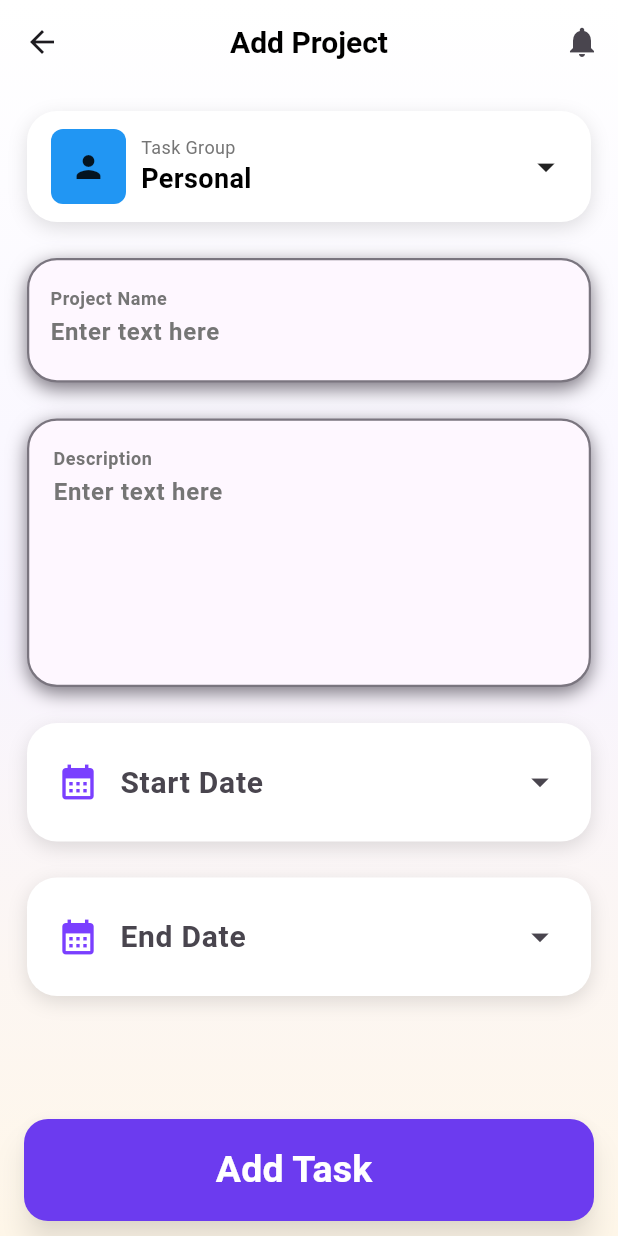
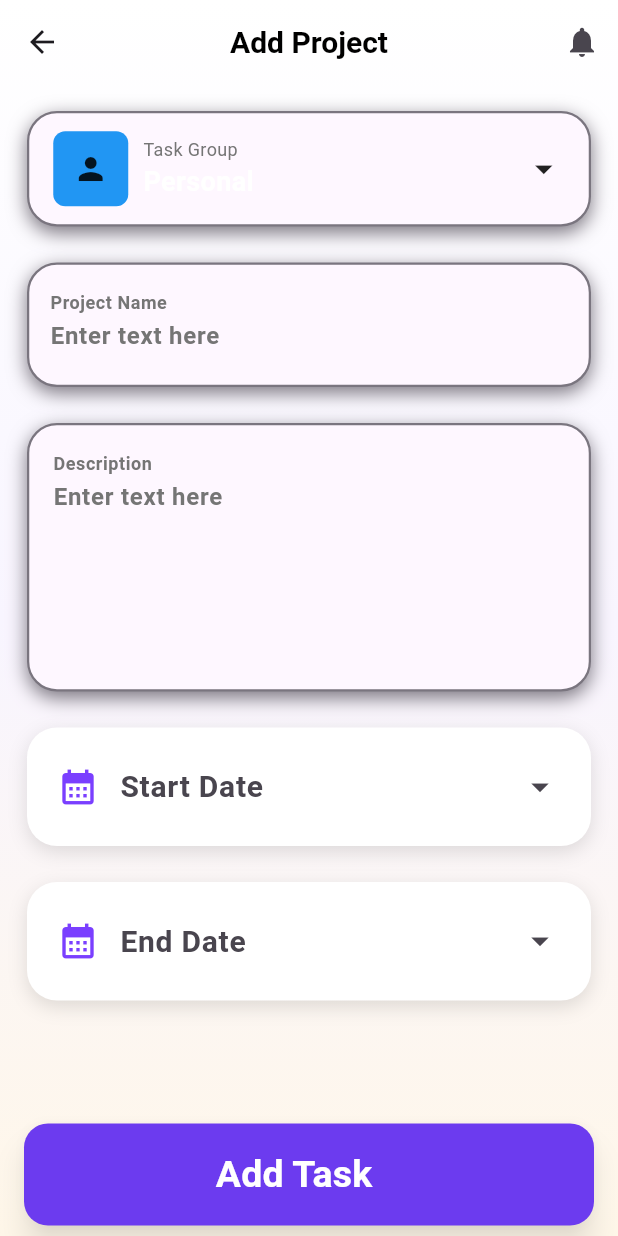
Before and after one commit to LucHo251025/Task-Manager-App, a Flutter app: the screen it shows after launch, on a phone screen of 412 x 824 dp. Run offline on Flutter 3.47's test engine with Material 3 defaults, Android fonts, the phone set to English and light mode, and no system bars; our stand-ins replace flutter_bloc, font_awesome_flutter; Roboto replaces fonts that are missing (Urbanist).

Commit message:
style: add boder select_task_group

```diff
--- a/lib/features/task/presentation/widgets/selected_task_group_card.dart
+++ b/lib/features/task/presentation/widgets/selected_task_group_card.dart
@@ -19,6 +19,7 @@ class _SelectedTaskGroupCardState extends State<SelectedTaskGroupCard> {
   late TaskGroupEntity selected = widget.groups.first;
   bool isExpanded = false;
 
+
   @override
   void initState() {
     super.initState();
@@ -35,6 +36,8 @@ class _SelectedTaskGroupCardState extends State<SelectedTaskGroupCard> {
 
   @override
   Widget build(BuildContext context) {
+    final theme = Theme.of(context);
+    final colors = theme.colorScheme;
     return Column(
       children: [
         GestureDetector(
@@ -43,16 +46,21 @@ class _SelectedTaskGroupCardState extends State<SelectedTaskGroupCard> {
             margin: const EdgeInsets.all(2),
             padding: const EdgeInsets.symmetric(horizontal: 16, vertical: 12),
             decoration: BoxDecoration(
-              color: Colors.white,
+              color: theme.colorScheme.surface,
               borderRadius: BorderRadius.circular(20),
-              boxShadow: const [
+              boxShadow: [
                 BoxShadow(
-                  color: Colors.black12,
+                  color: theme.colorScheme.outline,
                   blurRadius: 10,
                   offset: Offset(0, 4),
                 ),
               ],
+              border: Border.all(
+                color: Theme.of(context).colorScheme.outline, // màu viền
+                width: 1.5, // độ dày viền
+              ),
             ),
+
             child: Row(
               mainAxisAlignment: MainAxisAlignment.spaceBetween,
               children: [
@@ -76,7 +84,8 @@ class _SelectedTaskGroupCardState extends State<SelectedTaskGroupCard> {
                             style: TextStyle(
                                 fontSize: 12, color: Colors.grey[600])),
                         Text(selected.name,
-                            style: const TextStyle(
+                            style: TextStyle(
+                              color: theme.colorScheme.onSecondary,
                                 fontSize: 18, fontWeight: FontWeight.bold)),
                       ],
                     )
```
